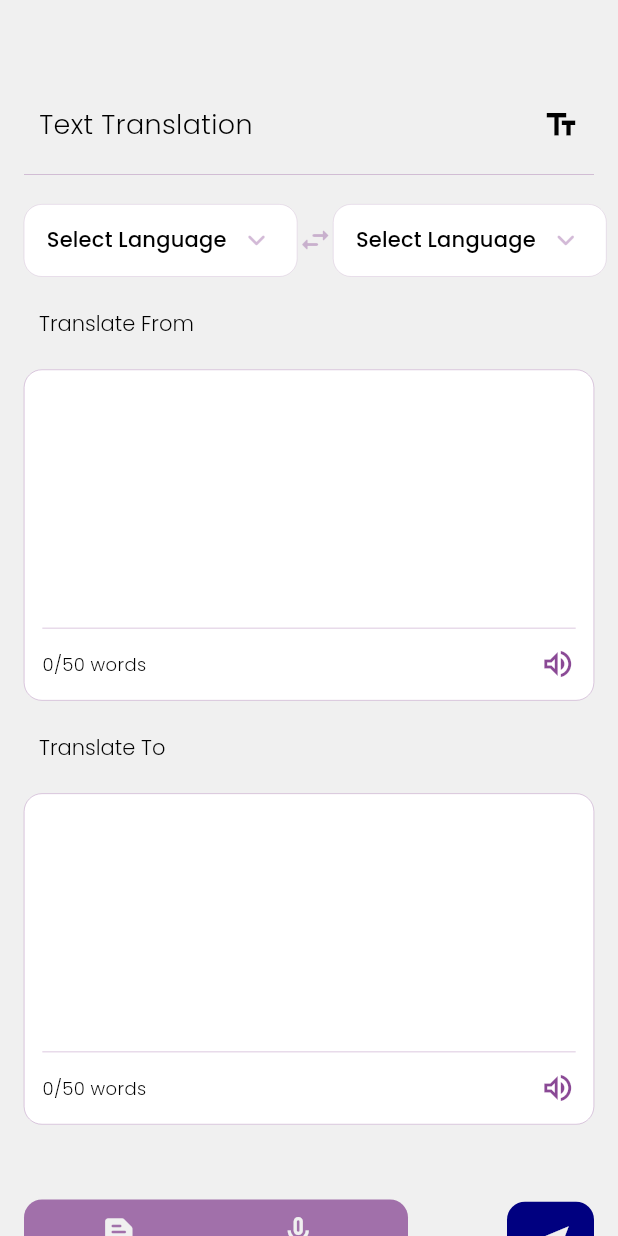
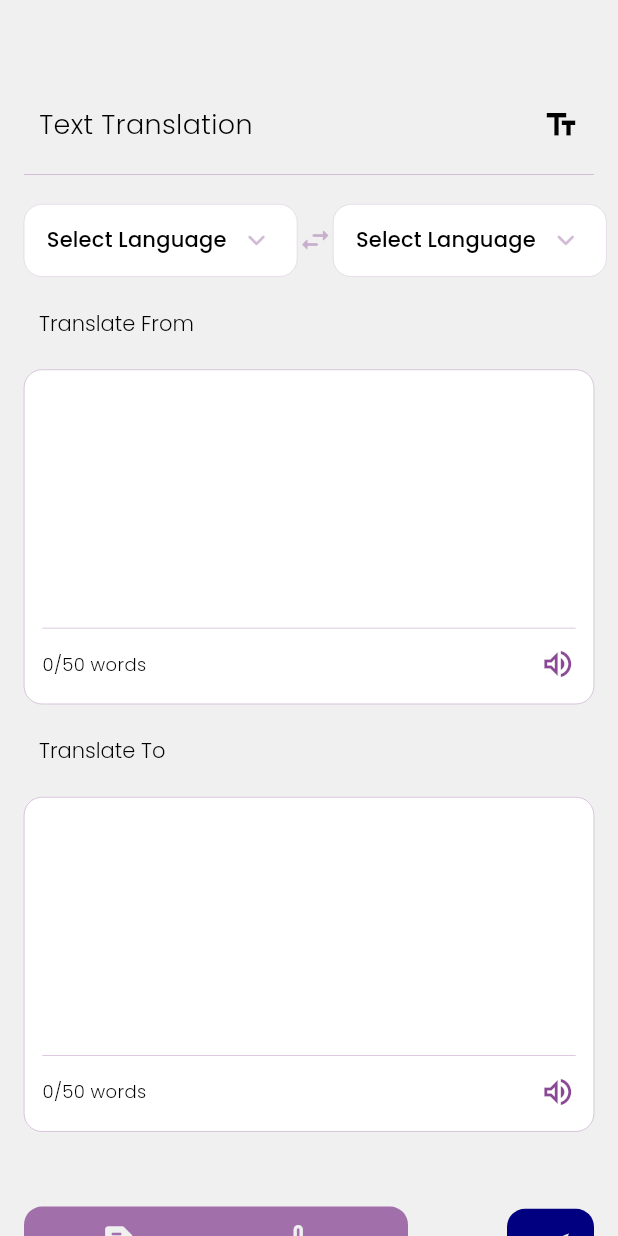
Before and after one commit to kwakyebrilliant/talkglobal, a Flutter app: the screen it shows after launch, after a tap on the "arrow forward" icon, on a phone screen of 412 x 824 dp. Run offline on Flutter 3.47's test engine with Material 3 defaults, Android fonts, the phone set to English and light mode, and no system bars; our stand-ins replace google_fonts.

Commit message:
prompt updates

```diff
--- a/lib/screens/prompt_screen.dart
+++ b/lib/screens/prompt_screen.dart
@@ -150,6 +150,7 @@ class _PromptScreenState extends State<PromptScreen> {
               padding: const EdgeInsets.only(top: 20.0),
               child: Container(
                 width: MediaQuery.of(context).size.width,
+                height: 223.0,
                 padding: const EdgeInsets.all(12.0),
                 decoration: BoxDecoration(
                   borderRadius: BorderRadius.circular(12.0),
@@ -202,6 +203,7 @@ class _PromptScreenState extends State<PromptScreen> {
               padding: const EdgeInsets.only(top: 20.0),
               child: Container(
                 width: MediaQuery.of(context).size.width,
+                height: 223.0,
                 padding: const EdgeInsets.all(12.0),
                 decoration: BoxDecoration(
                   borderRadius: BorderRadius.circular(12.0),
```
